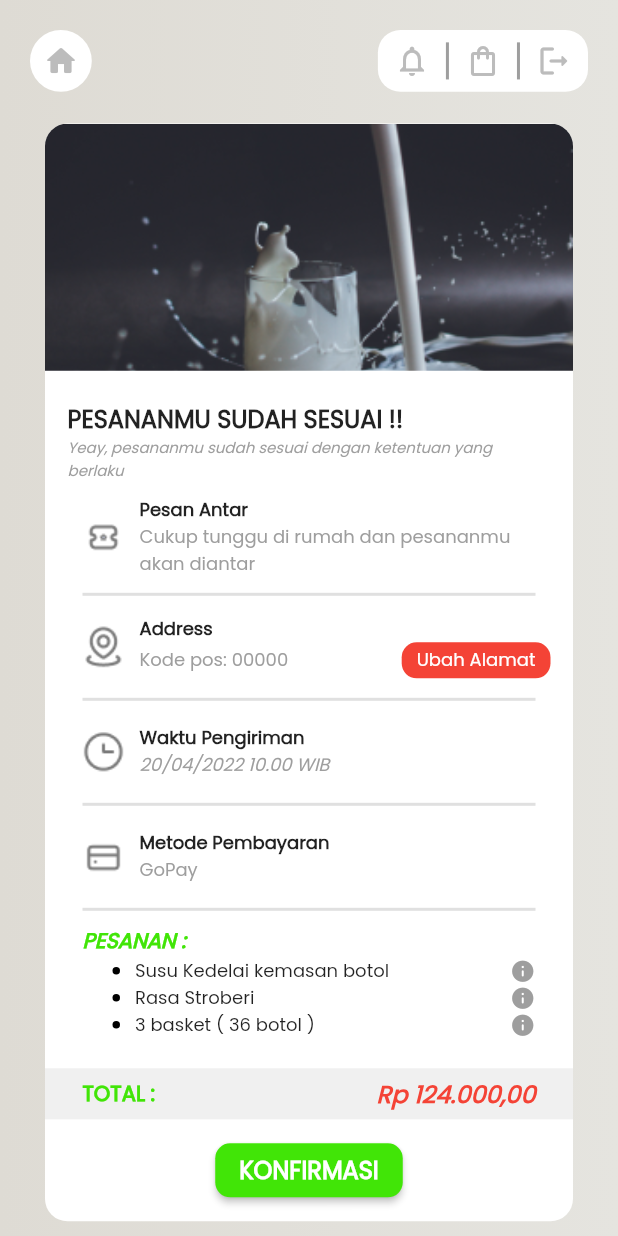
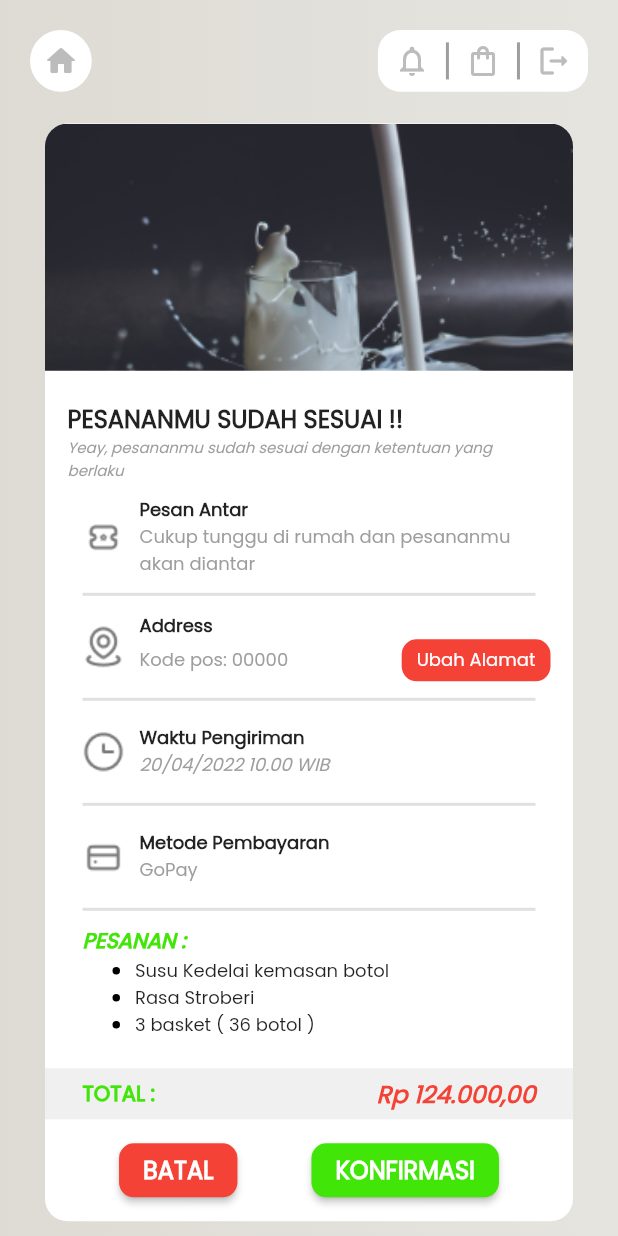
Before and after one commit to Yoga3911/sulai, a Flutter app: the CheckoutPage screen opened by its route, on a phone screen of 412 x 824 dp. Run offline on Flutter 3.47's test engine with Material 2 defaults, Android fonts, the phone set to English and light mode, and no system bars; our stand-ins replace cached_network_image, carousel_slider, cloud_firestore, firebase_auth, firebase_core, flutter_hooks and 5 more; missing offline and left inert: flutter_facebook_auth; accounts and stored records are empty; network calls fail.

Commit message:
update get order logic

```diff
--- a/lib/app/views/order/checkout.dart
+++ b/lib/app/views/order/checkout.dart
@@ -127,11 +127,6 @@ class _CheckoutPageState extends State<CheckoutPage> {
                                       ),
                                     ),
                                     Container(
-                                      padding: const EdgeInsets.only(
-                                          left: 10,
-                                          right: 10,
-                                          top: 3,
-                                          bottom: 3),
                                       decoration: BoxDecoration(
                                         color: Colors.red,
                                         borderRadius: BorderRadius.circular(10),
@@ -142,11 +137,18 @@ class _CheckoutPageState extends State<CheckoutPage> {
                                           onTap: () {},
                                           borderRadius:
                                               BorderRadius.circular(10),
-                                          child: const Text(
+                                          child: const Padding(
+                                            padding: EdgeInsets.only(
+                                                top: 5,
+                                                bottom: 5,
+                                                left: 10,
+                                                right: 10),
+                                            child: Text(
                                               "Ubah Alamat",
                                               style: TextStyle(
                                                 color: Colors.white,
                                                 fontSize: 12,
+                                              ),
                                             ),
                                           ),
                                         ),
@@ -272,11 +274,6 @@ class _CheckoutPageState extends State<CheckoutPage> {
                                   )
                                 ],
                               ),
-                              const Icon(
-                                Icons.info_rounded,
-                                color: Colors.grey,
-                                size: 17,
-                              )
                             ],
                           )
                         ],
@@ -306,11 +303,6 @@ class _CheckoutPageState extends State<CheckoutPage> {
                                   )
                                 ],
                               ),
-                              const Icon(
-                                Icons.info_rounded,
-                                color: Colors.grey,
-                                size: 17,
-                              )
                             ],
                           )
                         ],
@@ -340,11 +332,6 @@ class _CheckoutPageState extends State<CheckoutPage> {
                                   )
                                 ],
                               ),
-                              const Icon(
-                                Icons.info_rounded,
-                                color: Colors.grey,
-                                size: 17,
-                              )
                             ],
                           )
                         ],
@@ -382,8 +369,28 @@ class _CheckoutPageState extends State<CheckoutPage> {
                 ),
               ),
               const SizedBox(height: 10),
-              Center(
-                child: ElevatedButton(
+              Row(
+                mainAxisAlignment: MainAxisAlignment.spaceEvenly,
+                children: [
+                  ElevatedButton(
+                    onPressed: () => Navigator.pushNamedAndRemoveUntil(
+                      context,
+                      Routes.home,
+                      (route) => false,
+                    ),
+                    child: const Text(
+                      "BATAL",
+                      style: TextStyle(
+                          fontWeight: FontWeight.bold, fontSize: 16),
+                    ),
+                    style: ElevatedButton.styleFrom(
+                      primary: Colors.red,
+                      shape: RoundedRectangleBorder(
+                        borderRadius: BorderRadius.circular(10),
+                      ),
+                    ),
+                  ),
+                  ElevatedButton(
                     onPressed: () => Navigator.pushNamedAndRemoveUntil(
                       context,
                       Routes.home,
@@ -391,7 +398,8 @@ class _CheckoutPageState extends State<CheckoutPage> {
                     ),
                     child: const Text(
                       "KONFIRMASI",
-                    style: TextStyle(fontWeight: FontWeight.bold, fontSize: 16),
+                      style: TextStyle(
+                          fontWeight: FontWeight.bold, fontSize: 16),
                     ),
                     style: ElevatedButton.styleFrom(
                       primary: const Color(0xFF41E507),
@@ -400,6 +408,7 @@ class _CheckoutPageState extends State<CheckoutPage> {
                       ),
                     ),
                   ),
+                ],
               ),
               const SizedBox(height: 10)
             ],
--- a/lib/app/views/order/widgets/order_filter.dart
+++ b/lib/app/views/order/widgets/order_filter.dart
@@ -16,9 +16,7 @@ class OrderFilter extends StatelessWidget {
   Widget build(BuildContext context) {
     final order = Provider.of<OrderProvider>(context, listen: false);
     final user = Provider.of<UserProvider>(context, listen: false);
-    return Flexible(
-      flex: 1,
-      child: Container(
+    return Container(
       margin: const EdgeInsets.only(top: 10, bottom: 10, left: 5, right: 5),
       height: 35,
       decoration: BoxDecoration(
@@ -31,6 +29,8 @@ class OrderFilter extends StatelessWidget {
           onTap: () => order.getAll(user.getUser.id, statusId: statusId),
           borderRadius: BorderRadius.circular(5),
           child: Center(
+            child: Padding(
+              padding: const EdgeInsets.only(left: 10, right: 10, top: 5, bottom: 5),
               child: Text(
                 label,
                 style: TextStyle(
```
Also changed, not shown: lib/app/view_model/order_provider.dart (+11 -3 lines), lib/app/views/order/history.dart (+16 -5 lines), lib/app/views/order/order.dart (+14 -25 lines), lib/app/views/order/widgets/order_card.dart (+19 -19 lines). Lines whose indentation alone changed are shown as unchanged.
